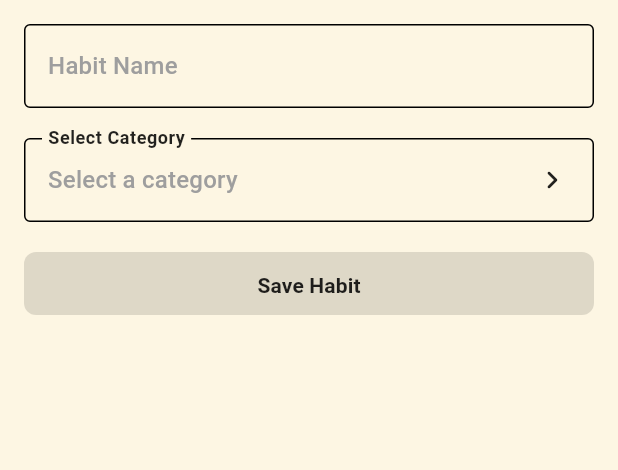
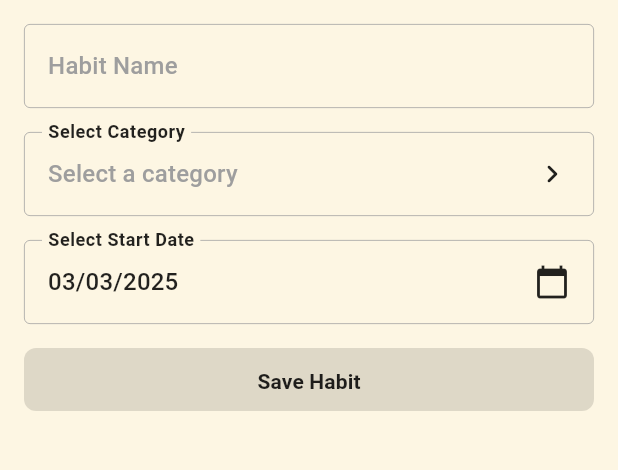
Before and after one commit to lifeflow-group/lifeflow, a Flutter app: the CreateHabitScreen screen opened by its route, on a phone screen of 412 x 824 dp, the part 84-554 px from its top. Run offline on Flutter 3.47's test engine with Material 3 defaults, Android fonts, the light colour scheme and no system bars; our stand-ins replace built_value, flutter_riverpod, go_router.

Commit message:
Set up Habits - Select date

```diff
--- a/lib/core/utils/helpers.dart
+++ b/lib/core/utils/helpers.dart
@@ -6,6 +6,7 @@ import '../../data/models/habit_category.dart';
 Habit newHabit({
   required String name,
   required HabitCategory category,
+  DateTime? startDate,
   RepeatFrequency? repeatFrequency,
   bool reminderEnabled = false,
   TrackingType trackingType = TrackingType.complete,
@@ -16,7 +17,7 @@ Habit newHabit({
     ..id = 'habit-${Uuid().v4()}'
     ..name = name
     ..category = category.toBuilder()
-    ..startDate = DateTime.now().toUtc()
+    ..startDate = startDate?.toUtc() ?? DateTime.now().toUtc()
     ..repeatFrequency = repeatFrequency
     ..reminderEnabled = reminderEnabled
     ..trackingType = trackingType
--- a/lib/features/create_habit/controllers/create_habit_controller.dart
+++ b/lib/features/create_habit/controllers/create_habit_controller.dart
@@ -5,11 +5,14 @@ import '../../../data/models/habit.dart';
 import '../../../data/models/habit_category.dart';
 import '../repositories/create_habit_repository.dart';
 
-// State to store the name of the habit
+// Provider for managing the habit name.
 final habitNameProvider = StateProvider<String>((ref) => '');
 
-// State to store the category of the habit
+// Provider for managing the habit category.
 final habitCategoryProvider = StateProvider<HabitCategory?>((ref) => null);
+
+// Provider for managing the habit start date.
+final habitDateProvider = StateProvider<DateTime>((ref) => DateTime.now());
 
 // Provider containing functions to update data
 final createHabitControllerProvider = Provider((ref) {
@@ -23,27 +26,33 @@ class CreateHabitController {
 
   CreateHabitController(this.ref, this._repo);
 
-  // Update habit name
   void updateHabitName(String name) {
     ref.read(habitNameProvider.notifier).state = name;
   }
 
-  // Update habit category
   void updateHabitCategory(HabitCategory? category) {
     ref.read(habitCategoryProvider.notifier).state = category;
+  }
+
+  void updateHabitDate(DateTime date) {
+    ref.read(habitDateProvider.notifier).state = date;
   }
 
   Future<Habit?> saveHabit() async {
     final name = ref.read(habitNameProvider);
     final category = ref.read(habitCategoryProvider);
+    final date = ref.read(habitDateProvider);
 
     if (name.isEmpty || category == null) return null;
 
-    final habit =
-        await _repo.saveHabit(newHabit(name: name, category: category));
+    final habit = await _repo
+        .saveHabit(newHabit(name: name, category: category, startDate: date));
 
+    // Reset form state after saving
     ref.read(habitNameProvider.notifier).state = '';
     ref.read(habitCategoryProvider.notifier).state = null;
+    ref.read(habitDateProvider.notifier).state = DateTime.now();
+
     return habit;
   }
 }
--- a/lib/features/create_habit/presentation/create_habit_screen.dart
+++ b/lib/features/create_habit/presentation/create_habit_screen.dart
@@ -1,6 +1,7 @@
 import 'package:flutter/material.dart';
 import 'package:flutter_riverpod/flutter_riverpod.dart';
 import 'package:go_router/go_router.dart';
+import 'package:intl/intl.dart';
 
 import '../../../data/models/habit_category.dart';
 import '../controllers/create_habit_controller.dart';
@@ -13,6 +14,7 @@ class CreateHabitScreen extends ConsumerWidget {
   Widget build(BuildContext context, WidgetRef ref) {
     final habitName = ref.watch(habitNameProvider);
     final habitCategory = ref.watch(habitCategoryProvider);
+    final selectedDate = ref.watch(habitDateProvider);
     final controller = ref.read(createHabitControllerProvider);
     final isFormValid = habitName.isNotEmpty && habitCategory != null;
 
@@ -26,13 +28,21 @@ class CreateHabitScreen extends ConsumerWidget {
             TextField(
               decoration: InputDecoration(
                 labelText: "Habit Name",
-                border: OutlineInputBorder(),
+                border: OutlineInputBorder(
+                  borderSide: BorderSide(
+                      color: Theme.of(context).colorScheme.onSecondary,
+                      width: 0.5),
+                ),
+                enabledBorder: OutlineInputBorder(
+                    borderSide: BorderSide(
+                        color: Theme.of(context).colorScheme.onSecondary,
+                        width: 0.5)),
                 labelStyle: Theme.of(context).textTheme.titleMedium?.copyWith(
                     color: Theme.of(context).colorScheme.onSecondary),
               ),
               onChanged: controller.updateHabitName,
             ),
-            const SizedBox(height: 20),
+            const SizedBox(height: 16.0),
             InkWell(
               onTap: () async {
                 final selectedCategory =
@@ -42,9 +52,17 @@ class CreateHabitScreen extends ConsumerWidget {
                 }
               },
               child: InputDecorator(
-                decoration: const InputDecoration(
+                decoration: InputDecoration(
                   labelText: "Select Category",
-                  border: OutlineInputBorder(),
+                  border: OutlineInputBorder(
+                    borderSide: BorderSide(
+                        color: Theme.of(context).colorScheme.onSecondary,
+                        width: 0.5),
+                  ),
+                  enabledBorder: OutlineInputBorder(
+                      borderSide: BorderSide(
+                          color: Theme.of(context).colorScheme.onSecondary,
+                          width: 0.5)),
                 ),
                 child: Row(
                   mainAxisAlignment: MainAxisAlignment.spaceBetween,
@@ -75,7 +93,47 @@ class CreateHabitScreen extends ConsumerWidget {
                 ),
               ),
             ),
-            const SizedBox(height: 20),
+            const SizedBox(height: 16.0),
+            InkWell(
+              onTap: () async {
+                final pickedDate = await showDatePicker(
+                  context: context,
+                  initialDate: selectedDate,
+                  firstDate: DateTime(2000),
+                  lastDate: DateTime(2100),
+                );
+                if (pickedDate != null) {
+                  controller.updateHabitDate(pickedDate);
+                }
+              },
+              child: InputDecorator(
+                decoration: InputDecoration(
+                  labelText: "Select Start Date",
+                  border: OutlineInputBorder(
+                    borderSide: BorderSide(
+                        color: Theme.of(context).colorScheme.onSecondary,
+                        width: 0.5),
+                  ),
+                  enabledBorder: OutlineInputBorder(
+                      borderSide: BorderSide(
+                          color: Theme.of(context).colorScheme.onSecondary,
+                          width: 0.5)),
+                ),
+                child: Row(
+                  mainAxisAlignment: MainAxisAlignment.spaceBetween,
+                  children: [
+                    Text(
+                      DateFormat('dd/MM/yyyy').format(selectedDate),
+                      style: Theme.of(context).textTheme.titleMedium?.copyWith(
+                          color: Theme.of(context).colorScheme.onSurface),
+                    ),
+                    Icon(Icons.calendar_today,
+                        color: Theme.of(context).colorScheme.onSurface),
+                  ],
+                ),
+              ),
+            ),
+            const SizedBox(height: 16.0),
             SizedBox(
               width: double.infinity,
               height: 42,
```
